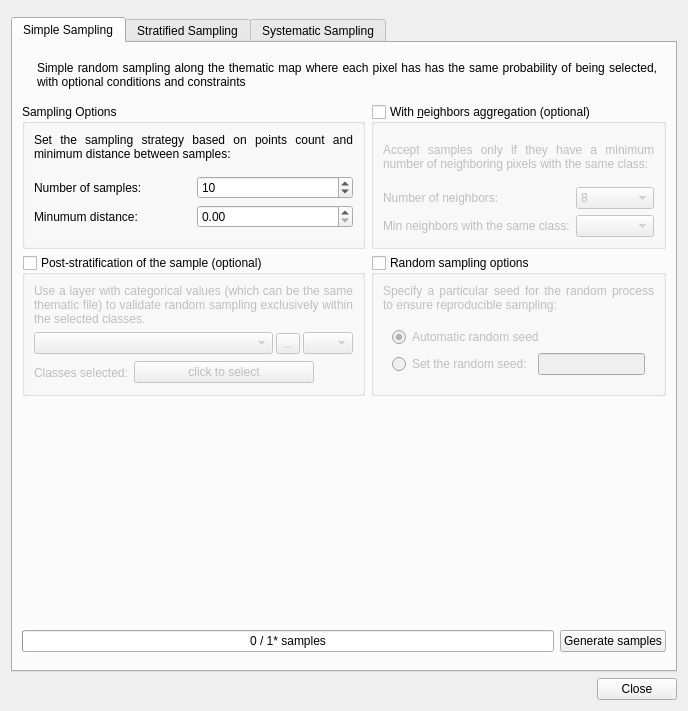
Old version of the form ui/sampling_design_window.ui in the repository SMByC/AcATaMa.
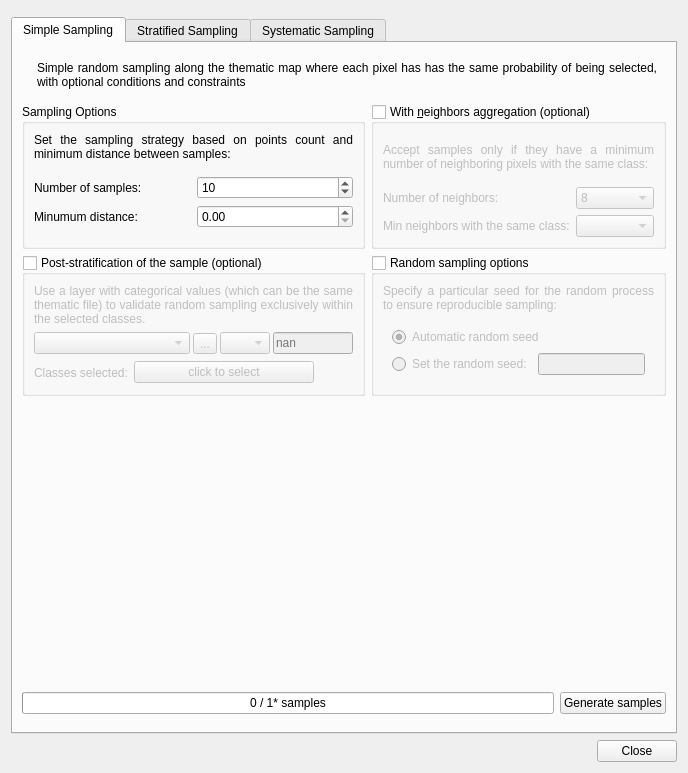
New version of the form. Icons and pictures are not drawn. Custom widgets are drawn as their Qt base class.

Commit message: Added the nodata value option for the post-stratification map in the simple and systematic sampling design

Patch:
```diff
--- a/ui/sampling_design_window.ui
+++ b/ui/sampling_design_window.ui
@@ -7,7 +7,7 @@
     <x>0</x>
     <y>0</y>
     <width>688</width>
-    <height>711</height>
+    <height>773</height>
    </rect>
   </property>
   <property name="windowTitle">
@@ -263,6 +263,23 @@
                      </property>
                     </widget>
                    </item>
+                   <item>
+                    <widget class="QLineEdit" name="nodata_PostStratMap_SimpRS">
+                     <property name="maximumSize">
+                      <size>
+                       <width>80</width>
+                       <height>16777215</height>
+                      </size>
+                     </property>
+                     <property name="toolTip">
+                      <string>Nodata Value.
+It set automatically from image if the layer has the nodata value set.</string>
+                     </property>
+                     <property name="placeholderText">
+                      <string>nan</string>
+                     </property>
+                    </widget>
+                   </item>
                   </layout>
                  </widget>
                 </item>
```
Left out of the diff: 17 changed lines with no effect on the pictures. The commit also changes 6 other files.
